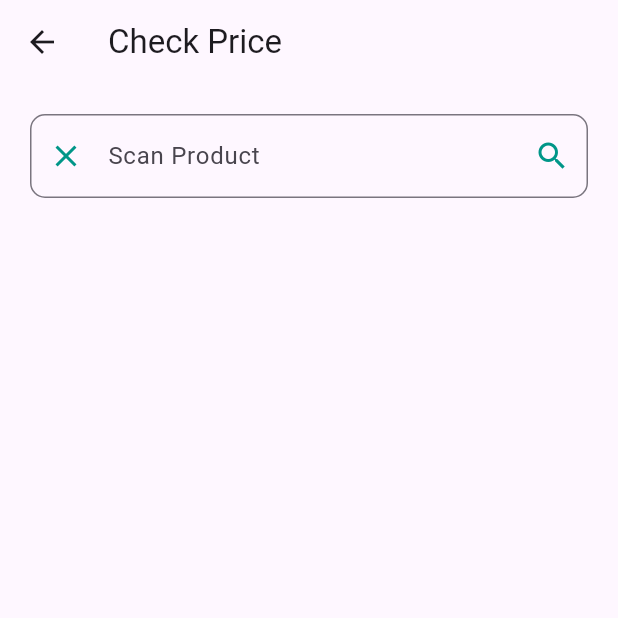
After one commit to darroyave/barcodeinventory, a Flutter app: the CheckPriceScreen screen opened by its route, on a phone screen of 412 x 824 dp, the top half of it. The commit adds this screen. Run offline on Flutter 3.47's test engine with Material 3 defaults, Android fonts, the phone set to English and light mode, and no system bars; our stand-ins replace shared_preferences; accounts and stored records are empty.

Commit message:
iniicio checkprice

```diff
--- a/lib/main.dart
+++ b/lib/main.dart
@@ -1,3 +1,4 @@
+import 'package:barcodeinventory/screens/check_price_screen.dart';
 import 'package:barcodeinventory/screens/count_inventory_screen.dart';
 import 'package:barcodeinventory/screens/inventory_entry_screen.dart';
 import 'package:barcodeinventory/screens/show_inventory_screen.dart';
@@ -35,6 +36,7 @@ class MyApp extends StatelessWidget {
         '/transferinventory': (context) => const TransferStockScreen(),
         '/outinventory': (context) => const OutStockScreen(),
         '/countinventory': (context) => const CountInventoryScreen(),
+        '/checkprice': (context) => const CheckPriceScreen(),
       },
     );
   }
--- /dev/null
+++ b/lib/screens/check_price_screen.dart
@@ -0,0 +1,124 @@
+import 'dart:convert';
+
+import 'package:flutter/material.dart';
+import 'package:http/http.dart' as http;
+
+import '../models/product.dart';
+import '../models/product_data.dart';
+import '../service/inventory_service.dart';
+import '../utils/app_constants.dart';
+
+class CheckPriceScreen extends StatefulWidget {
+  const CheckPriceScreen({super.key});
+
+  @override
+  State<CheckPriceScreen> createState() => _CheckPriceScreenState();
+}
+
+class _CheckPriceScreenState extends State<CheckPriceScreen> {
+  final TextEditingController _productController = TextEditingController();
+  final InventoryService _inventoryService = InventoryService();
+  List<Product> products = [];
+  String? _productName;
+  int? _productId;
+
+  _searchProduct(String barCode) async {
+    http.Response response = await _inventoryService.authorizedGet(
+      "${AppConstants.urlBase}/api/product/upc/${AppConstants.branchIdDailyStop}/$barCode",
+    );
+    if (response.statusCode == 200) {
+      dynamic data = jsonDecode(response.body);
+      Product? product = Product.fromJson(data);
+      print(product.price);
+
+      setState(() {
+        _productId = product.id;
+        _productName = product.name;
+
+        products.add(Product(
+          id: product.id,
+          name: product.name,
+          stock: 0,
+          price: product.price,
+        ));
+      });
+    } else {
+      setState(() {
+        _productId = 0;
+        _productName = "Product doesn't exist";
+      });
+    }
+  }
+
+  @override
+  Widget build(BuildContext context) {
+    return Scaffold(
+      appBar: AppBar(
+        title: const Text('Check Price'),
+      ),
+      body: Padding(
+        padding: const EdgeInsets.all(20.0),
+        child: ListView(
+          children: [
+            TextFormField(
+              controller: _productController,
+              decoration: InputDecoration(
+                border: OutlineInputBorder(
+                  borderRadius: BorderRadius.circular(10),
+                  borderSide: const BorderSide(color: Colors.teal),
+                ),
+                hintText: "Now Press Image and scan Product",
+                hintStyle: const TextStyle(fontSize: 16, color: Colors.grey),
+                labelText: 'Scan Product',
+                prefixIcon: IconButton(
+                  color: Colors.teal,
+                  onPressed: () async {
+                    _productController.text = "";
+                    _productName = "";
+                  },
+                  icon: const Icon(Icons.clear),
+                ),
+                suffixIcon: IconButton(
+                  color: Colors.teal,
+                  onPressed: () async {
+                    _searchProduct(_productController.text);
+                  },
+                  icon: const Icon(Icons.search),
+                ),
+              ),
+              onFieldSubmitted: (value) {
+                // Add a line break after scanning
+                _productController.text += '\n';
+                // Then perform your search
+                _searchProduct(_productController.text);
+              },
+            ),
+            const SizedBox(height: 12.0),
+            ListView.builder(
+              shrinkWrap: true,
+              physics: const NeverScrollableScrollPhysics(),
+              itemCount: products.length,
+              itemBuilder: (BuildContext context, int index) {
+                return Card(
+                  child: ListTile(
+                    title: Text(
+                      products[index].name,
+                      style: const TextStyle(fontSize: 24, color: Colors.black),
+                    ),
+                    subtitle: SizedBox(
+                      width: 100.0,
+                      child: Text(
+                        '\$${products[index].price.toStringAsFixed(2)}',
+                        style: const TextStyle(fontSize: 24, color: Colors.red),
+                      ),
+                    ),
+                  ),
+                );
+              },
+            ),
+          ],
+        ),
+      ),
+    );
+  }
+}
```
Also changed, not shown: lib/components/drawer_widget.dart (+7 -0 lines), 4 other files.
